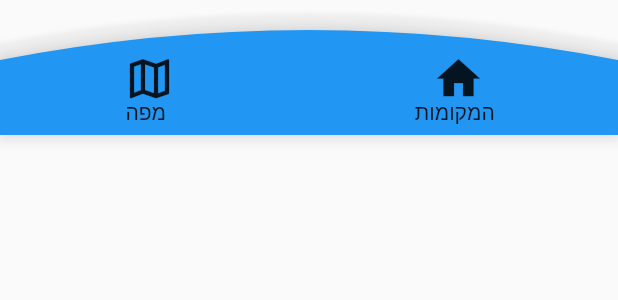
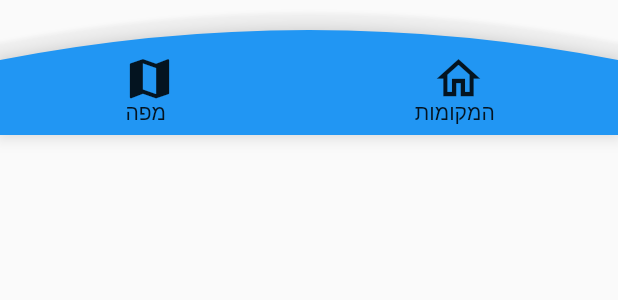
Before and after one commit to Tzahi-Levi/wiki-places-app, a Flutter app: the CustomBottomNavigationBar widget shown alone on an empty page, opened directly, after a tap on the "map" icon, on a phone screen of 412 x 824 dp. Shown: the top 300 px of the screen. Run offline on Flutter 3.47's test engine with Material 2 defaults, Android fonts, the phone set to English and light mode, and no system bars; our stand-ins replace firebase_analytics, firebase_core, firebase_crashlytics, geolocator, get, google_maps_flutter and 3 more; missing offline and left inert: cross_connectivity, firebase_performance, sorted_list; accounts and stored records are empty.

Commit message:
BottomNavigation final design
Integration of the Designd bottomNavigation in the whole app
issue #27

```diff
--- a/lib/pages/map/map.dart
+++ b/lib/pages/map/map.dart
@@ -60,7 +60,10 @@ class MapPage extends StatelessWidget {
             myLocationEnabled: true,
             markers: _getMarkers(),
           ),
-          floatingActionButton: SearchPlacesFAB(),
+          floatingActionButton: Padding(
+            padding: const EdgeInsets.only(bottom: 10.0),
+            child: SearchPlacesFAB(),
+          ),
         ),
     );
   }
--- a/lib/pages/places/places_page.dart
+++ b/lib/pages/places/places_page.dart
@@ -34,7 +34,10 @@ class PlacesPage extends StatelessWidget {
             body: ListView(
               children: _getPlaces(),
             ),
-            floatingActionButton: SearchPlacesFAB(),
+            floatingActionButton: Padding(
+              padding: const EdgeInsets.only(bottom: 10.0),
+              child: SearchPlacesFAB(),
+            ),
           ),
     );
   }
--- a/lib/widgets/bottom_navigation.dart
+++ b/lib/widgets/bottom_navigation.dart
@@ -8,16 +8,14 @@ import 'package:wiki_places/global/types.dart';
 import 'package:wiki_places/global/utils.dart';
 import 'package:wiki_places/pages/home/home.dart';
 import 'package:wiki_places/pages/map/map.dart';
-import 'package:wiki_places/pages/places/places.dart';
+import 'package:wiki_places/pages/places/places_page.dart';
 
 class BottomNavigation extends StatelessWidget {
-  BottomNavigation({Key? key}) : super(key: key);
+  const BottomNavigation({Key? key}) : super(key: key);
 
   @override
   Widget build(BuildContext context) {
-    return GetX<StoreController>(
-      builder: (store) =>
-          CustomBottomNavigationBar(), /*BottomNavigationBar(
+    return const CustomBottomNavigationBar(); /*BottomNavigationBar(
         items: <BottomNavigationBarItem>[
           BottomNavigationBarItem(
             icon: Icon(_storeController.currentMainAppPage.value == AppPages.places ? GlobalConstants.placesPageSelectedIcon : GlobalConstants.placesPageOutLinedIcon),
@@ -31,7 +29,6 @@ class BottomNavigation extends StatelessWidget {
         currentIndex: _storeController.currentMainAppPage.value.index,
         onTap: _storeController.changeMainAppPage,
       )*/
-    );
   }
 }
 
@@ -42,7 +39,9 @@ class CustomBottomNavigationBar extends StatelessWidget {
   Widget build(BuildContext context) {
     final Size size = MediaQuery.of(context).size;
     final _storeController = Get.put(StoreController());
-    return Container(
+    return GetX<StoreController>(
+        builder: (store) => Container(
+              color: Colors.transparent,
               width: size.width,
               height: 90,
               child: Stack(
@@ -54,12 +53,10 @@ class CustomBottomNavigationBar extends StatelessWidget {
                         size: Size(size.width, 90),
                         painter: WPCustomPainter(),
                       )),
+                  Column(
+                    children: [
                       Container(
-            width: size.width,
-            height: 90,
-            child: Column(
-              children: [
-                SizedBox(
+                        color: Colors.transparent,
                         height: 35,
                         width: size.width,
                       ),
@@ -72,7 +69,8 @@ class CustomBottomNavigationBar extends StatelessWidget {
                             children: [
                               IconButton(
                                 onPressed: () {
-                            _storeController.currentMainAppPage.value = AppPages.places;
+                                  _storeController.currentMainAppPage.value =
+                                      AppPages.places;
                                 },
                                 icon: Icon(
                                   _storeController.currentMainAppPage.value ==
@@ -82,8 +80,8 @@ class CustomBottomNavigationBar extends StatelessWidget {
                                   size: 35,
                                 ),
                                 padding: EdgeInsets.zero,
-                          constraints:
-                              BoxConstraints(minWidth: 30, minHeight: 30),
+                                constraints: const BoxConstraints(
+                                    minWidth: 30, minHeight: 30),
                                 splashRadius: 25,
                               ),
                               Text('strPlacesPageName'.tr)
@@ -94,7 +92,8 @@ class CustomBottomNavigationBar extends StatelessWidget {
                             children: [
                               IconButton(
                                 onPressed: () {
-                            _storeController.currentMainAppPage.value = AppPages.map;
+                                  _storeController.currentMainAppPage.value =
+                                      AppPages.map;
                                 },
                                 icon: Icon(
                                     _storeController.currentMainAppPage.value ==
@@ -103,8 +102,8 @@ class CustomBottomNavigationBar extends StatelessWidget {
                                         : GlobalConstants.mapPageOutLinedIcon,
                                     size: 35),
                                 padding: EdgeInsets.zero,
-                          constraints:
-                              BoxConstraints(minWidth: 30, minHeight: 30),
+                                constraints: const BoxConstraints(
+                                    minWidth: 30, minHeight: 30),
                                 splashRadius: 25,
                               ),
                               Text('strMapPageName'.tr)
@@ -113,11 +112,10 @@ class CustomBottomNavigationBar extends StatelessWidget {
                         ],
                       ),
                     ],
-            ),
                   )
                 ],
               ),
-    );
+            ));
   }
 }
 
@@ -131,7 +129,7 @@ class WPCustomPainter extends CustomPainter {
     path.quadraticBezierTo(size.width * 0.5, 0, size.width, 40);
     path.lineTo(size.width, 90);
     path.lineTo(0, 90);
-    canvas.drawShadow(path.shift(Offset(0, -10)), Colors.black, 5, true);
+    canvas.drawShadow(path.shift(const Offset(0, -10)), Colors.black, 5, true);
     canvas.drawPath(path, paint);
   }
 
```
Also changed, not shown: lib/pages/home/home.dart (+13 -2 lines), 1 other file. Lines whose indentation alone changed are shown as unchanged.
